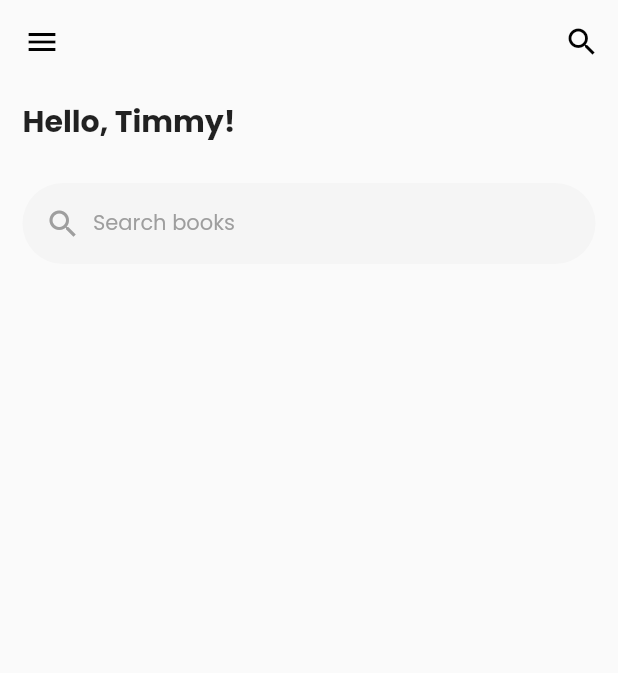
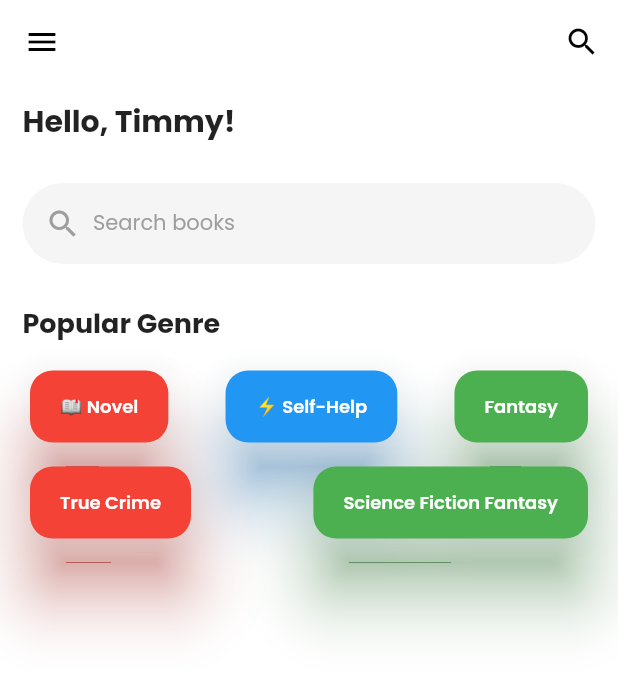
Before and after one commit to cyblogerz/Zippy-elibrary, a Flutter app: the screen it shows after launch, on a phone screen of 412 x 824 dp. Shown: the top 673 px of the screen. Run offline on Flutter 3.47's test engine with Material 2 defaults, Android fonts, the phone set to English and light mode, and no system bars; our stand-ins replace google_fonts.

Commit message:
Added popular genre field

```diff
--- a/lib/pages/home.dart
+++ b/lib/pages/home.dart
@@ -1,6 +1,8 @@
 import 'package:flutter/material.dart';
 import 'package:google_fonts/google_fonts.dart';
 import 'package:zippy/widgets/search_bar.dart';
+
+import '../widgets/cat_tag.dart';
 
 class Home extends StatelessWidget {
   const Home({Key? key}) : super(key: key);
@@ -8,6 +10,7 @@ class Home extends StatelessWidget {
   @override
   Widget build(BuildContext context) {
     return Scaffold(
+        backgroundColor: Colors.white,
         drawer: Drawer(),
         appBar: AppBar(
           iconTheme: IconThemeData(color: Colors.black),
@@ -29,6 +32,28 @@ class Home extends StatelessWidget {
                 ),
               ),
               SearchBar(),
+              Padding(
+                padding: const EdgeInsets.symmetric(vertical: 10.0),
+                child: Text(
+                  'Popular Genre',
+                  style: TextStyle(fontSize: 18, fontWeight: FontWeight.bold),
+                ),
+              ),
+              Row(
+                mainAxisAlignment: MainAxisAlignment.spaceBetween,
+                children: <Widget>[
+                  CatTag(color: Colors.red, tag: '📖 Novel'),
+                  CatTag(color: Colors.blue, tag: '⚡ Self-Help'),
+                  CatTag(color: Colors.green, tag: 'Fantasy')
+                ],
+              ),
+              Row(
+                mainAxisAlignment: MainAxisAlignment.spaceBetween,
+                children: <Widget>[
+                  CatTag(color: Colors.red, tag: 'True Crime'),
+                  CatTag(color: Colors.green, tag: 'Science Fiction Fantasy')
+                ],
+              ),
             ],
           ),
         ));
--- /dev/null
+++ b/lib/widgets/cat_tag.dart
@@ -0,0 +1,40 @@
+import 'package:flutter/material.dart';
+import 'package:flutter/rendering.dart';
+
+class CatTag extends StatelessWidget {
+  final Color color;
+  final String tag;
+  const CatTag({Key? key, required this.color, required this.tag})
+      : super(key: key);
+
+  @override
+  Widget build(BuildContext context) {
+    return GestureDetector(
+      onTap: () {},
+      child: Card(
+        margin: EdgeInsets.symmetric(vertical: 8.0, horizontal: 5.0),
+        shape:
+            RoundedRectangleBorder(borderRadius: BorderRadius.circular(15.0)),
+        color: color,
+        shadowColor: color,
+        child: Padding(
+          padding: const EdgeInsets.symmetric(vertical: 15.0, horizontal: 20.0),
+          child: Text(
+            maxLines: 1,
+            textWidthBasis: TextWidthBasis.longestLine,
+            softWrap: false,
+            overflow: TextOverflow.ellipsis,
+            '$tag',
+            style: TextStyle(
+                //  softWrap: false,
+                // overflow: TextOverflow.ellipsis,
+                color: Colors.white,
+                fontWeight: FontWeight.w600,
+                fontSize: 12),
+          ),
+        ),
+        elevation: 20.0,
+      ),
+    );
+  }
+}
```
